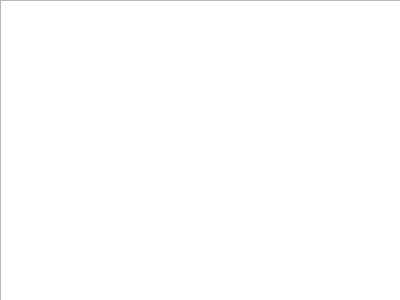
The window that OEJTS_test/dialog.ui (dianaarias/Proyecto02) describes before a commit, drawn with Qt 5.
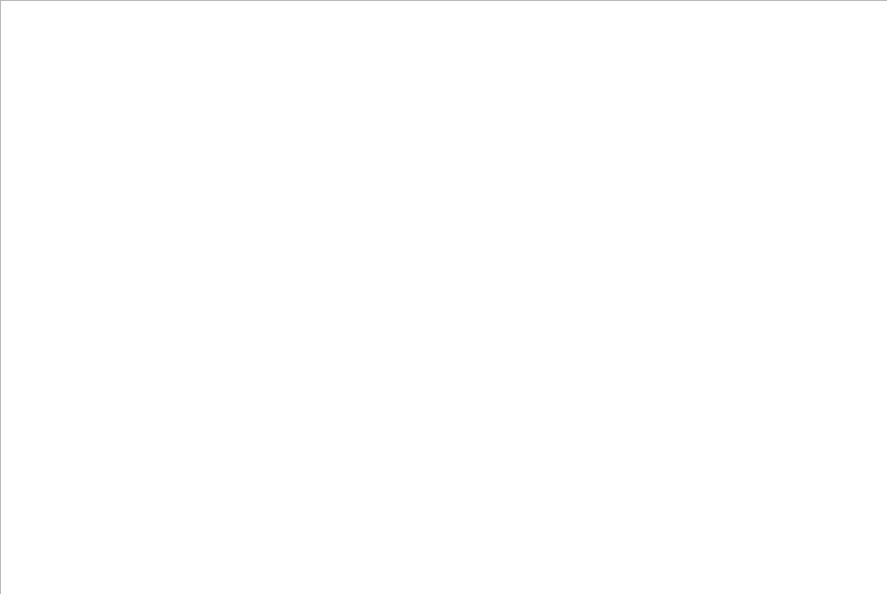
The same window after the commit.

The edit to the form file:
```diff
--- a/OEJTS_test/dialog.ui
+++ b/OEJTS_test/dialog.ui
@@ -6,8 +6,8 @@
    <rect>
     <x>0</x>
     <y>0</y>
-    <width>400</width>
-    <height>300</height>
+    <width>887</width>
+    <height>594</height>
    </rect>
   </property>
   <property name="windowTitle">
@@ -18,8 +18,8 @@
     <rect>
      <x>0</x>
      <y>0</y>
-     <width>401</width>
-     <height>301</height>
+     <width>891</width>
+     <height>601</height>
     </rect>
    </property>
   </widget>
```
